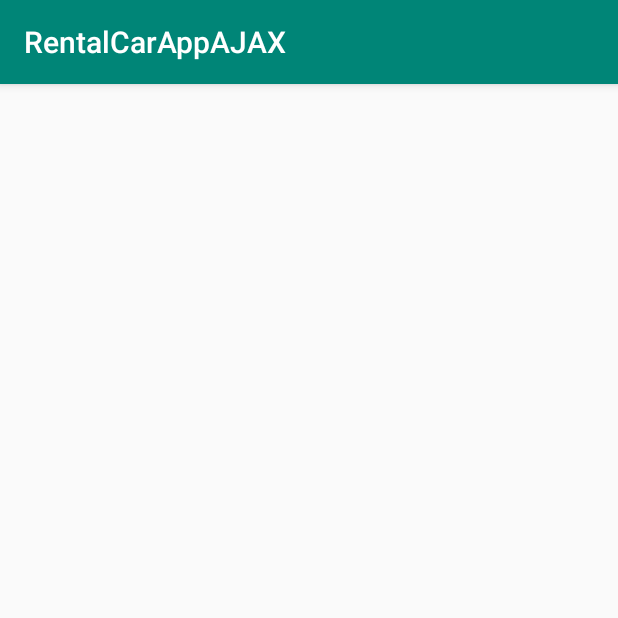
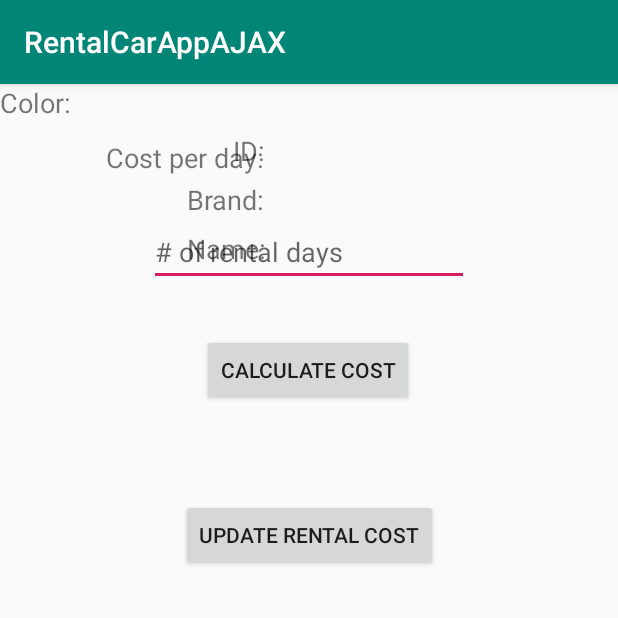
Before and after one commit to EnEmerson/rental-car-ajax-android, an Android app: the CarDetailsActivity screen opened directly, with no data from a screen before it, on a phone screen of 412 x 824 dp, the top half of it. Run offline under Robolectric (Android 15) with nearby library versions, the phone set to English and light mode, and no system bars.

Commit message:
add ui to car details activity

```diff
--- a/RentalCarAppAJAX/app/src/main/res/layout/activity_car_details.xml
+++ b/RentalCarAppAJAX/app/src/main/res/layout/activity_car_details.xml
@@ -6,4 +6,137 @@
     android:layout_height="match_parent"
     tools:context=".CarDetailsActivity">
 
+    <TextView
+        android:id="@+id/textView6"
+        android:layout_width="wrap_content"
+        android:layout_height="wrap_content"
+        android:layout_marginStart="64dp"
+        android:layout_marginLeft="64dp"
+        android:layout_marginTop="12dp"
+        android:layout_marginEnd="8dp"
+        android:layout_marginRight="8dp"
+        android:text="Cost per day:"
+        android:textSize="18sp"
+        app:layout_constraintEnd_toEndOf="parent"
+        app:layout_constraintHorizontal_bias="0.029"
+        app:layout_constraintStart_toStartOf="parent"
+        app:layout_constraintTop_toBottomOf="@+id/txtcost" />
+
+    <TextView
+        android:id="@+id/txtcost"
+        android:layout_width="wrap_content"
+        android:layout_height="wrap_content"
+        android:text="Color:"
+        android:textSize="18sp"
+        tools:layout_editor_absoluteX="129dp"
+        tools:layout_editor_absoluteY="128dp" />
+
+    <TextView
+        android:id="@+id/txtName"
+        android:layout_width="wrap_content"
+        android:layout_height="wrap_content"
+        android:layout_marginStart="64dp"
+        android:layout_marginLeft="64dp"
+        android:layout_marginTop="8dp"
+        android:layout_marginEnd="8dp"
+        android:layout_marginRight="8dp"
+        android:text="Name:"
+        android:textSize="18sp"
+        app:layout_constraintEnd_toEndOf="parent"
+        app:layout_constraintHorizontal_bias="0.212"
+        app:layout_constraintStart_toStartOf="parent"
+        app:layout_constraintTop_toBottomOf="@+id/txtBrand" />
+
+    <TextView
+        android:id="@+id/txtID"
+        android:layout_width="wrap_content"
+        android:layout_height="wrap_content"
+        android:layout_marginStart="64dp"
+        android:layout_marginLeft="64dp"
+        android:layout_marginTop="32dp"
+        android:layout_marginEnd="8dp"
+        android:layout_marginRight="8dp"
+        android:text="ID:"
+        android:textSize="18sp"
+        app:layout_constraintEnd_toEndOf="parent"
+        app:layout_constraintHorizontal_bias="0.286"
+        app:layout_constraintStart_toStartOf="parent"
+        app:layout_constraintTop_toTopOf="parent" />
+
+    <TextView
+        android:id="@+id/txtBrand"
+        android:layout_width="wrap_content"
+        android:layout_height="wrap_content"
+        android:layout_marginStart="64dp"
+        android:layout_marginLeft="64dp"
+        android:layout_marginTop="8dp"
+        android:layout_marginEnd="8dp"
+        android:layout_marginRight="8dp"
+        android:text="Brand:"
+        android:textSize="18sp"
+        app:layout_constraintEnd_toEndOf="parent"
+        app:layout_constraintHorizontal_bias="0.211"
+        app:layout_constraintStart_toStartOf="parent"
+        app:layout_constraintTop_toBottomOf="@+id/txtID" />
+
+    <Button
+        android:id="@+id/calcButton"
+        android:layout_width="wrap_content"
+        android:layout_height="wrap_content"
+        android:layout_marginStart="8dp"
+        android:layout_marginLeft="8dp"
+        android:layout_marginTop="32dp"
+        android:layout_marginEnd="8dp"
+        android:layout_marginRight="8dp"
+        android:text="Calculate cost"
+        app:layout_constraintEnd_toEndOf="parent"
+        app:layout_constraintHorizontal_bias="0.498"
+        app:layout_constraintStart_toStartOf="parent"
+        app:layout_constraintTop_toBottomOf="@+id/editRentalDays" />
+
+    <EditText
+        android:id="@+id/editRentalDays"
+        android:layout_width="wrap_content"
+        android:layout_height="wrap_content"
+        android:layout_marginStart="8dp"
+        android:layout_marginLeft="8dp"
+        android:layout_marginTop="28dp"
+        android:layout_marginEnd="8dp"
+        android:layout_marginRight="8dp"
+        android:ems="10"
+        android:hint="# of rental days"
+        android:inputType="number"
+        app:layout_constraintEnd_toEndOf="parent"
+        app:layout_constraintStart_toStartOf="parent"
+        app:layout_constraintTop_toBottomOf="@+id/textView6" />
+
+    <Button
+        android:id="@+id/updateRentButton"
+        android:layout_width="wrap_content"
+        android:layout_height="wrap_content"
+        android:layout_marginStart="8dp"
+        android:layout_marginLeft="8dp"
+        android:layout_marginTop="24dp"
+        android:layout_marginEnd="8dp"
+        android:layout_marginRight="8dp"
+        android:text="Update rental cost"
+        app:layout_constraintEnd_toEndOf="parent"
+        app:layout_constraintStart_toStartOf="parent"
+        app:layout_constraintTop_toBottomOf="@+id/totalCostDisplay" />
+
+    <TextView
+        android:id="@+id/totalCostDisplay"
+        android:layout_width="107dp"
+        android:layout_height="26dp"
+        android:layout_marginStart="8dp"
+        android:layout_marginLeft="8dp"
+        android:layout_marginTop="12dp"
+        android:layout_marginEnd="8dp"
+        android:layout_marginRight="8dp"
+        android:text="Total cost:"
+        android:textSize="20sp"
+        android:visibility="invisible"
+        app:layout_constraintEnd_toEndOf="parent"
+        app:layout_constraintStart_toStartOf="parent"
+        app:layout_constraintTop_toBottomOf="@+id/calcButton" />
 </android.support.constraint.ConstraintLayout>
```
